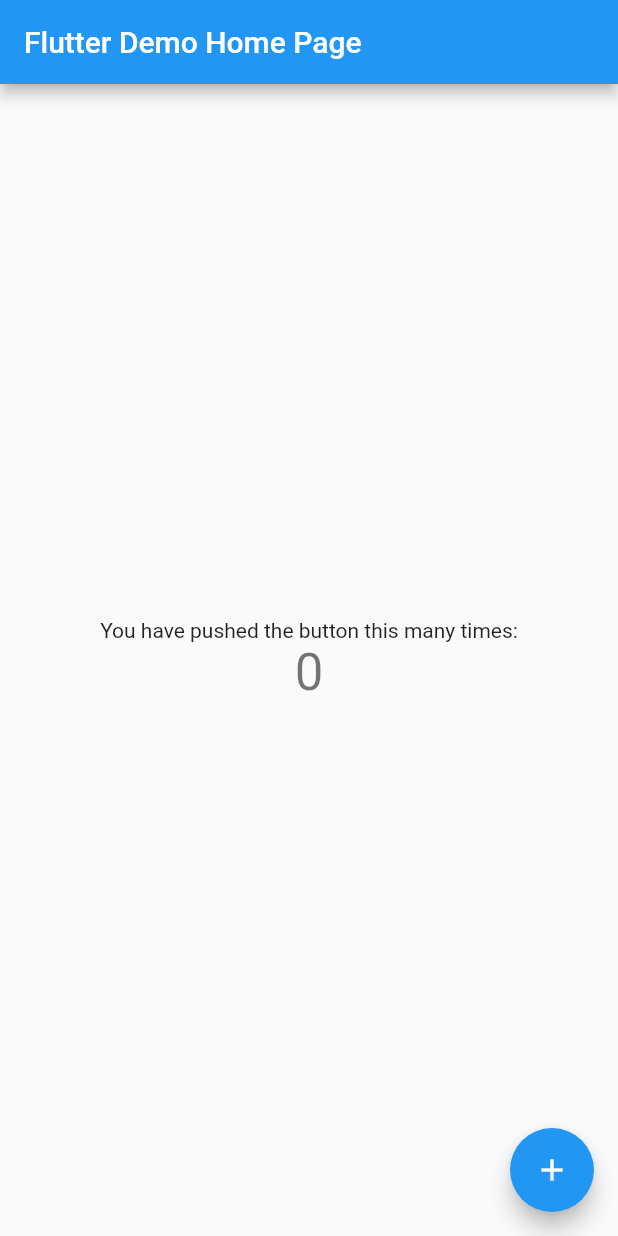
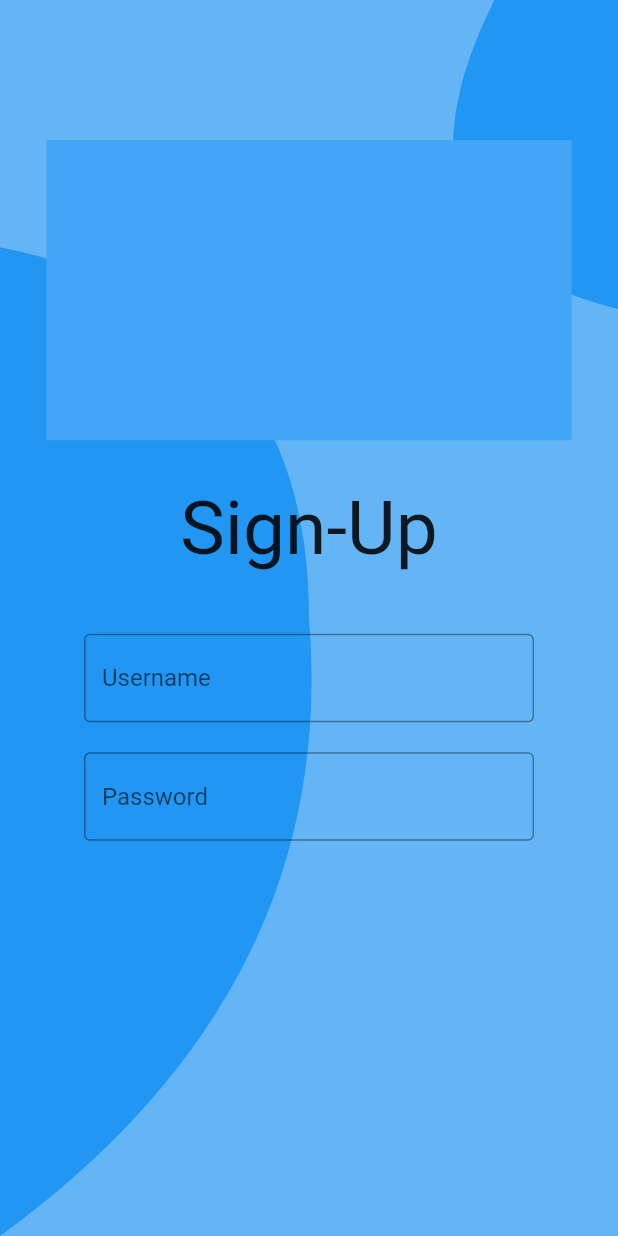
Before and after one commit to akslaym/SELCentral, a Flutter app: the screen it shows after launch, on a phone screen of 412 x 824 dp. Run offline on Flutter 3.47's test engine with Material 2 defaults, Android fonts, the phone set to English and light mode, and no system bars.

```diff
--- /dev/null
+++ b/lib/AuthPage.dart
@@ -0,0 +1,72 @@
+import 'package:flutter/material.dart';
+
+class AuthPage extends StatelessWidget {
+  @override
+  Widget build(BuildContext context) {
+    return Scaffold(
+        body: new CustomPaint(
+            child: Center(
+                child: Column(
+              children: [
+                Container(width: 350, height: 200, color: Colors.blue.shade400),
+                SizedBox(height: 30),
+                Container(child: Text("Sign-Up", style: TextStyle(fontSize: 50)),),
+                SizedBox(height: 40),
+                Container(
+                  width: 300,
+                  child: TextField(
+                    decoration: InputDecoration(
+                      border: OutlineInputBorder(),
+                      hintText: 'Username',
+                    ),
+                  ),
+                ),
+                SizedBox(height: 20),
+                Container(
+                  width: 300,
+                  child: TextField(
+                    obscureText: true,
+                    decoration: InputDecoration(
+                      border: OutlineInputBorder(),
+                      hintText: 'Password',
+                    ),
+                  ),
+                ),
+                SizedBox(height: 170),
+              ],
+              mainAxisAlignment: MainAxisAlignment.center,
+            )),
+            painter: MyPainter()));
+  }
+}
+
+class MyPainter extends CustomPainter {
+  @override
+  void paint(Canvas canvas, Size size) {
+    final height = size.height;
+    final width = size.width;
+    Paint paint = Paint();
+
+    Path mainBackground = Path();
+    mainBackground.addRect(Rect.fromLTRB(0, 0, width, height));
+    paint.color = Colors.blue.shade300;
+    canvas.drawPath(mainBackground, paint);
+
+    Path ovalPath = Path();
+    //Paint starting at 20% of the height
+    ovalPath.moveTo(0, height * 0.2);
+    ovalPath.quadraticBezierTo(
+        width * 0.5, height * 0.25, width * 0.5, height * 0.5);
+    ovalPath.quadraticBezierTo(width * 0.55, height * 0.8, 0, height);
+    ovalPath.moveTo(width * 0.8, 0);
+    ovalPath.quadraticBezierTo(width * 0.6, height * 0.2, width, height * 0.25);
+    ovalPath.quadraticBezierTo(width, 0, width, 0);
+    paint.color = Colors.blue.shade500;
+    canvas.drawPath(ovalPath, paint);
+  }
+
+  @override
+  bool shouldRepaint(covariant CustomPainter oldDelegate) {
+    return oldDelegate != this;
+  }
+}
--- a/lib/main.dart
+++ b/lib/main.dart
@@ -1,3 +1,4 @@
+import 'package:SELCentral/AuthPage.dart';
 import 'package:flutter/material.dart';
 
 void main() {
@@ -9,109 +10,12 @@ class MyApp extends StatelessWidget {
   @override
   Widget build(BuildContext context) {
     return MaterialApp(
-      title: 'Flutter Demo',
+      title: 'SELCentral',
       theme: ThemeData(
-        // This is the theme of your application.
-        //
-        // Try running your application with "flutter run". You'll see the
-        // application has a blue toolbar. Then, without quitting the app, try
-        // changing the primarySwatch below to Colors.green and then invoke
-        // "hot reload" (press "r" in the console where you ran "flutter run",
-        // or simply save your changes to "hot reload" in a Flutter IDE).
-        // Notice that the counter didn't reset back to zero; the application
-        // is not restarted.
         primarySwatch: Colors.blue,
-        // This makes the visual density adapt to the platform that you run
-        // the app on. For desktop platforms, the controls will be smaller and
-        // closer together (more dense) than on mobile platforms.
         visualDensity: VisualDensity.adaptivePlatformDensity,
       ),
-      home: MyHomePage(title: 'Flutter Demo Home Page'),
+      home: AuthPage(),
     );
   }
 }
-
-class MyHomePage extends StatefulWidget {
-  MyHomePage({Key key, this.title}) : super(key: key);
-
-  // This widget is the home page of your application. It is stateful, meaning
-  // that it has a State object (defined below) that contains fields that affect
-  // how it looks.
-
-  // This class is the configuration for the state. It holds the values (in this
-  // case the title) provided by the parent (in this case the App widget) and
-  // used by the build method of the State. Fields in a Widget subclass are
-  // always marked "final".
-
-  final String title;
-
-  @override
-  _MyHomePageState createState() => _MyHomePageState();
-}
-
-class _MyHomePageState extends State<MyHomePage> {
-  int _counter = 0;
-
-  void _incrementCounter() {
-    setState(() {
-      // This call to setState tells the Flutter framework that something has
-      // changed in this State, which causes it to rerun the build method below
-      // so that the display can reflect the updated values. If we changed
-      // _counter without calling setState(), then the build method would not be
-      // called again, and so nothing would appear to happen.
-      _counter+=2;
-    });
-  }
-
-  @override
-  Widget build(BuildContext context) {
-    // This method is rerun every time setState is called, for instance as done
-    // by the _incrementCounter method above.
-    //
-    // The Flutter framework has been optimized to make rerunning build methods
-    // fast, so that you can just rebuild anything that needs updating rather
-    // than having to individually change instances of widgets.
-    return Scaffold(
-      appBar: AppBar(
-        // Here we take the value from the MyHomePage object that was created by
-        // the App.build method, and use it to set our appbar title.
-        title: Text(widget.title),
-      ),
-      body: Center(
-        // Center is a layout widget. It takes a single child and positions it
-        // in the middle of the parent.
-        child: Column(
-          // Column is also a layout widget. It takes a list of children and
-          // arranges them vertically. By default, it sizes itself to fit its
-          // children horizontally, and tries to be as tall as its parent.
-          //
-          // Invoke "debug painting" (press "p" in the console, choose the
-          // "Toggle Debug Paint" action from the Flutter Inspector in Android
-          // Studio, or the "Toggle Debug Paint" command in Visual Studio Code)
-          // to see the wireframe for each widget.
-          //
-          // Column has various properties to control how it sizes itself and
-          // how it positions its children. Here we use mainAxisAlignment to
-          // center the children vertically; the main axis here is the vertical
-          // axis because Columns are vertical (the cross axis would be
-          // horizontal).
-          mainAxisAlignment: MainAxisAlignment.center,
-          children: <Widget>[
-            Text(
-              'You have pushed the button this many times:',
-            ),
-            Text(
-              '$_counter',
-              style: Theme.of(context).textTheme.headline4,
-            ),
-          ],
-        ),
-      ),
-      floatingActionButton: FloatingActionButton(
-        onPressed: _incrementCounter,
-        tooltip: 'Increment',
-        child: Icon(Icons.add),
-      ) // This trailing comma makes auto-formatting nicer for build methods.
-    );
-  }
-}
```
